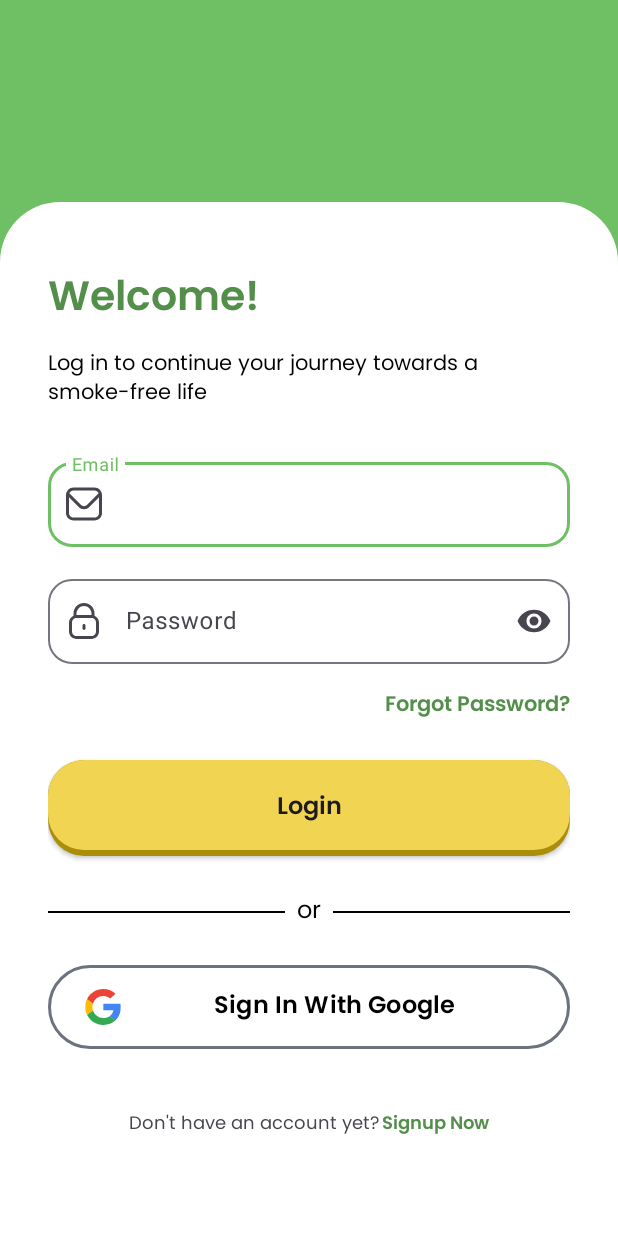
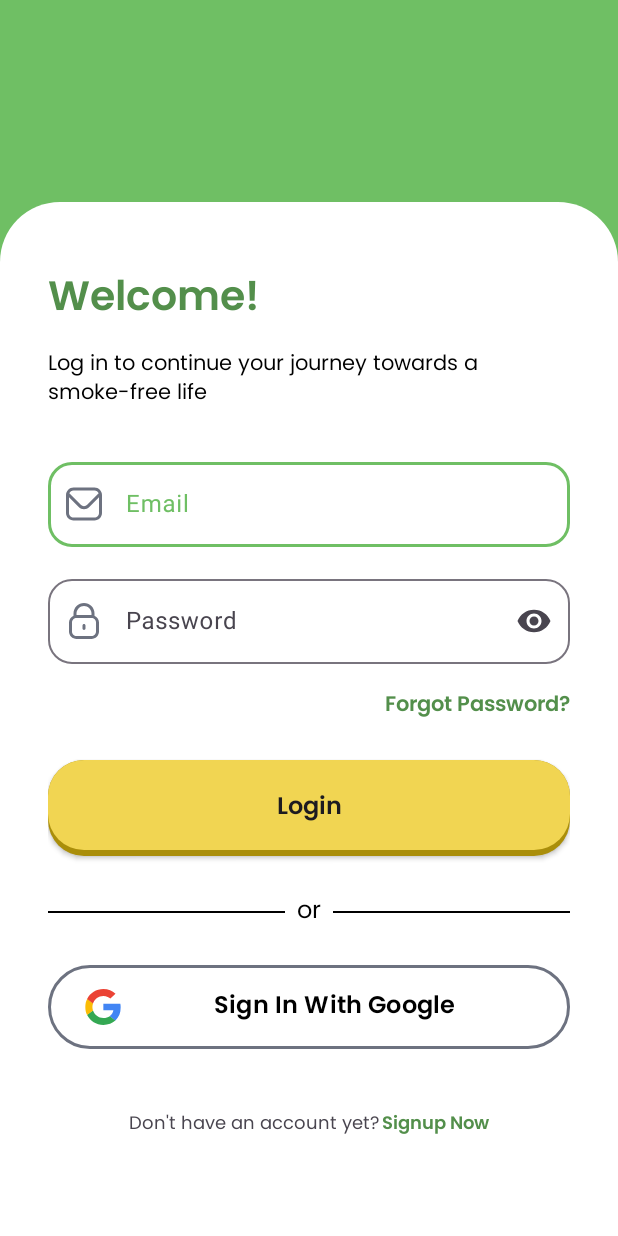
Before and after one commit to unsmoke/mobile-development, an Android app: the screen it shows after launch (LoginActivity), on a phone screen of 412 x 824 dp. Run offline under Robolectric (Android 15) with nearby library versions, the phone set to English and light mode, and no system bars.

Commit message:
fix: fix bug in edit text animation

```diff
--- a/app/src/main/res/layout/activity_login.xml
+++ b/app/src/main/res/layout/activity_login.xml
@@ -47,6 +47,8 @@
             app:boxCornerRadiusBottomStart="16dp"
             app:boxCornerRadiusTopEnd="16dp"
             app:boxCornerRadiusTopStart="16dp"
+            android:focusableInTouchMode="true"
+            app:startIconTint="@color/neutral_50"
             app:startIconDrawable="@drawable/fi_rr_envelope">
 
             <com.cpp.unsmoke.utils.customview.EditText
@@ -69,6 +71,7 @@
             app:boxCornerRadiusTopEnd="16dp"
             app:boxCornerRadiusTopStart="16dp"
             app:endIconMode="password_toggle"
+            app:startIconTint="@color/neutral_50"
             app:startIconDrawable="@drawable/fi_rr_lock">
 
             <com.cpp.unsmoke.utils.customview.EditText
@@ -80,6 +83,15 @@
                 android:paddingStart="0dp"
                 android:paddingEnd="48dp"
                 tools:ignore="SpeakableTextPresentCheck" />
+
+            <TextView
+                android:id="@+id/textInputPaswswordError"
+                android:layout_width="match_parent"
+                android:layout_height="wrap_content"
+                android:visibility="gone"
+                android:textColor="@color/design_default_color_error"
+                android:layout_marginTop="4dp"
+                android:textSize="12sp"/>
 
         </com.google.android.material.textfield.TextInputLayout>
 
--- a/app/src/main/res/layout/activity_register.xml
+++ b/app/src/main/res/layout/activity_register.xml
@@ -47,6 +47,7 @@
             app:boxCornerRadiusBottomStart="16dp"
             app:boxCornerRadiusTopEnd="16dp"
             app:boxCornerRadiusTopStart="16dp"
+            app:startIconTint="@color/neutral_50"
             app:startIconDrawable="@drawable/fi_rr_user">
 
             <com.cpp.unsmoke.utils.customview.EditText
@@ -68,6 +69,7 @@
             app:boxCornerRadiusBottomStart="16dp"
             app:boxCornerRadiusTopEnd="16dp"
             app:boxCornerRadiusTopStart="16dp"
+            app:startIconTint="@color/neutral_50"
             app:startIconDrawable="@drawable/fi_rr_envelope">
 
             <com.cpp.unsmoke.utils.customview.EditText
@@ -90,6 +92,7 @@
             app:boxCornerRadiusTopEnd="16dp"
             app:boxCornerRadiusTopStart="16dp"
             app:endIconMode="password_toggle"
+            app:startIconTint="@color/neutral_50"
             app:startIconDrawable="@drawable/fi_rr_lock">
 
             <com.cpp.unsmoke.utils.customview.EditText
@@ -115,6 +118,7 @@
             app:boxCornerRadiusTopEnd="16dp"
             app:boxCornerRadiusTopStart="16dp"
             app:endIconMode="password_toggle"
+            app:startIconTint="@color/neutral_50"
             app:startIconDrawable="@drawable/fi_rr_lock">
 
             <com.cpp.unsmoke.utils.customview.EditText
--- a/app/src/main/res/values/colors.xml
+++ b/app/src/main/res/values/colors.xml
@@ -24,7 +24,7 @@
     <color name="accent_yellow">#F1D552</color>
     <color name="accent_black">#000000</color>
     <color name="accent_white">#FFFFFF</color>
-    <color name="color_error">#FB6F92</color>
+    <color name="color_error">#B2261E</color>
     <!--  NEUTRAL  -->
     <color name="neutral_10">#FFFFFF</color>
     <color name="neutral_20">#F3F4F6</color>
```
Also changed, not shown: app/src/main/java/com/cpp/unsmoke/ui/auth/register/RegisterActivity.kt (+8 -0 lines), app/src/main/java/com/cpp/unsmoke/utils/customview/EditText.kt (+69 -9 lines).
